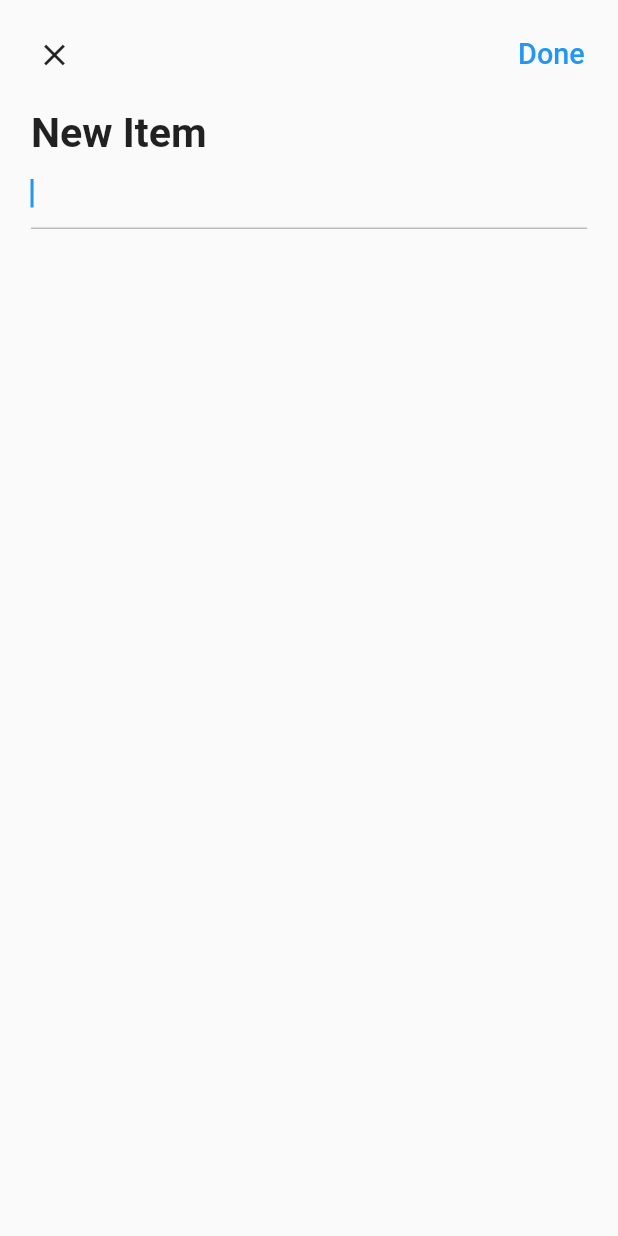
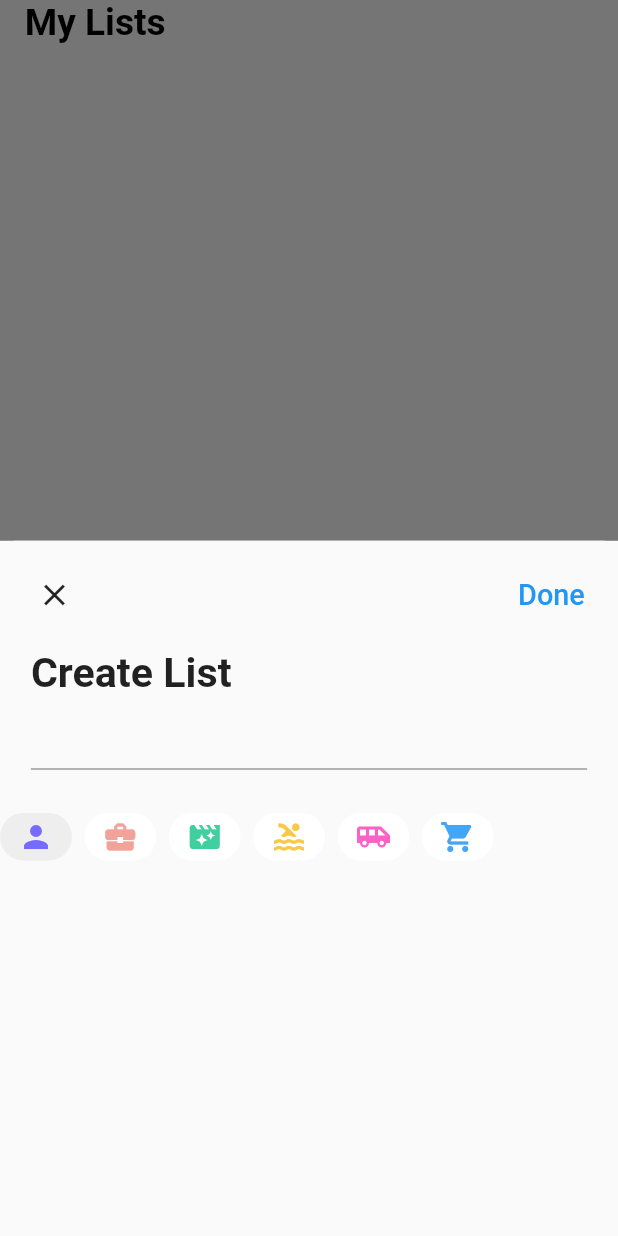
Before and after one commit to TiaanvdRiel/get_it_done_x, a Flutter app: the screen it shows after launch, after a tap on an icon or button, on a phone screen of 412 x 824 dp. Run offline on Flutter 3.47's test engine with Material 2 defaults, Android fonts, the phone set to English and light mode, and no system bars; our stand-ins replace dotted_border, equatable, flutter_easyloading, get, get_storage, step_progress_indicator.

Commit message:
Non working create new list

```diff
--- a/lib/app/modules/home/view.dart
+++ b/lib/app/modules/home/view.dart
@@ -2,11 +2,9 @@ import 'package:flutter/cupertino.dart';
 import 'package:flutter/material.dart';
 import 'package:get/get.dart';
 import 'package:get_it_done_x/app/core/utils/extensions.dart';
-import 'package:get_it_done_x/app/modules/home/widgets/add_card.dart';
-import 'package:get_it_done_x/app/modules/home/widgets/add_list_item_modal.dart';
+import 'package:get_it_done_x/app/modules/home/widgets/add_list_modal.dart';
 import 'package:get_it_done_x/app/modules/home/widgets/list_card.dart';
 import '../../core/values/colors.dart';
-import '../../data/modules/task.dart';
 import 'controller.dart';
 
 class HomePage extends GetView<HomeController> {
@@ -31,7 +29,6 @@ class HomePage extends GetView<HomeController> {
                 ),
               ),
             ),
-
             Obx(
               () => ListView.builder(
                 itemCount: controller.tasks.length,
@@ -40,68 +37,49 @@ class HomePage extends GetView<HomeController> {
                 itemBuilder: (context, index) {
                   final task = controller.tasks[index];
                   return Dismissible(
-                    key: Key(task.title.toString()), // Provide a unique key for each item.
-                    onDismissed: (_) {
-                      // Handle item dismissal here, e.g., remove the item from the list.
-                      //controller.removeTask(task);
-                    },
+                    key: ObjectKey(task),
+                    direction: DismissDirection.endToStart,
+                    onDismissed: (_) => controller.deleteTask(task),
                     background: Container(
                       alignment: Alignment.centerRight,
                       color: Colors.red,
-                      child: const Icon(CupertinoIcons.trash, color: Colors.white),
+                      child: Padding(
+                        padding: EdgeInsets.only(right: 6.0.wp),
+                        child: const Icon(
+                          CupertinoIcons.trash,
+                          color: Colors.white,
+                        ),
+                      ),
                     ),
                     child: ListCard(task: task),
                   );
                 },
               ),
             ),
-
-            // TODO: Wrap with observable
-            Obx(
-              () => GridView.count(
-                crossAxisCount: 2,
-                shrinkWrap: true,
-                physics: const ClampingScrollPhysics(),
-                children: [
-                  //TODO: maybe I can change this to somehow being a swiping to delete
-                  //TODO: I DONT NEED THIS changeDeleting thing -> all it does is just change the icon
-                  ...controller.tasks.map(
-                    (element) => LongPressDraggable(
-                      data: element,
-                      //TODO: this is where you pass it the task object
-                      onDragStarted: () => controller.changeDeleting(true),
-                      onDraggableCanceled: (_, __) => controller.changeDeleting(false),
-                      onDragEnd: (_) => controller.changeDeleting(false),
-                      feedback: Opacity(
-                        opacity: 0.8,
-                        child: ListCard(task: element),
-                      ),
-                      child: ListCard(task: element),
-                    ),
-                  ),
-                  AddCard()
-                ],
-              ),
-            )
+            //AddCard()
           ],
         ),
       ),
       //TODO: Just remove this entire damn thing almost none of this is necessary
-      floatingActionButton: DragTarget<Task>(
-        builder: (_, __, ___) {
-          return Obx(
-            () => FloatingActionButton(
-              onPressed: () => Get.to(() => AddListItem(), transition: Transition.downToUp),
-              backgroundColor: controller.deleting.value ? Colors.red : yellow,
-              child: Icon(
-                controller.deleting.value ? Icons.delete : CupertinoIcons.add,
-              ),
+      floatingActionButton: FloatingActionButton(
+        onPressed: () async {
+          await Get.bottomSheet(
+            AddList(),
+            //Container(),
+            backgroundColor: Colors.white,
+            elevation: 0,
+            shape: RoundedRectangleBorder(
+              borderRadius: BorderRadius.circular(10),
             ),
           );
+          controller.editController.clear();
+          //TODO: remove this
+          controller.iconChipIndex.value = 0;
         },
-        onAccept: (Task task) {
-          controller.deleteTask(task); //TODO: this will have to be moved to a showmodal thing I think -> pass the modal the todoList  (task)
-        },
+        backgroundColor: yellow,
+        child: const Icon(
+          CupertinoIcons.add,
+        ),
       ),
     );
   }
--- a/lib/app/modules/home/widgets/add_card.dart
+++ /dev/null
@@ -1,119 +0,0 @@
-import 'package:dotted_border/dotted_border.dart';
-import 'package:flutter/cupertino.dart';
-import 'package:flutter/material.dart';
-import 'package:flutter_easyloading/flutter_easyloading.dart';
-import 'package:get/get.dart';
-import 'package:get_it_done_x/app/core/utils/extensions.dart';
-import '../../../core/values/colors.dart';
-import '../../../data/modules/task.dart';
-import '../../../widgets/icons.dart';
-import '../controller.dart';
-
-//TODO: I suppose this will need to be like a floatign action button right?
-class AddCard extends StatelessWidget {
-  AddCard({super.key});
-  final homeController = Get.find<HomeController>(); //Define homeController
-
-  @override
-  Widget build(BuildContext context) {
-    final icons = getIcons();
-    return Container(
-      margin: EdgeInsets.all(3.0.wp),
-      child: GestureDetector(
-        onTap: () async {
-          await Get.bottomSheet(
-            backgroundColor: Colors.white,
-            elevation: 0,
-            shape: RoundedRectangleBorder(
-              borderRadius: BorderRadius.circular(10),
-            ),
-            // child:
-            Form(
-              key: homeController.formKey,
-              child: Column(
-                children: [
-                  Padding(
-                    padding: EdgeInsets.symmetric(horizontal: 3.0.wp),
-                    child: TextFormField(
-                      controller: homeController.editController,
-                      decoration: const InputDecoration(
-                        border: OutlineInputBorder(),
-                        labelText: 'Title',
-                      ),
-                      validator: (value) {
-                        if (value == null || value.trim().isEmpty) {
-                          return 'Please give your list a name.';
-                        }
-                        return null;
-                      },
-                    ),
-                  ),
-                  //TODO: remove all this icon nonsense
-                  Padding(
-                    padding: EdgeInsets.symmetric(vertical: 5.0.wp),
-                    child: Wrap(
-                      spacing: 2.0.wp,
-                      children: icons
-                          .map(
-                            (elem) => Obx(() {
-                              final index = icons.indexOf(elem);
-                              return ChoiceChip(
-                                backgroundColor: Colors.white,
-                                selectedColor: Colors.grey.shade200,
-                                pressElevation: 0,
-                                label: elem,
-                                selected: homeController.iconChipIndex.value == index,
-                                onSelected: (bool selected) {
-                                  homeController.iconChipIndex.value = selected ? index : 0;
-                                },
-                              );
-                            }),
-                          )
-                          .toList(),
-                    ),
-                  ),
-                  const Spacer(),
-                  Padding(
-                    padding: EdgeInsets.symmetric(vertical: 10.0.wp),
-                    child: CupertinoButton.filled(
-                      onPressed: () {
-                        if (homeController.formKey.currentState!.validate()) {
-                          int icon = icons[homeController.iconChipIndex.value].icon!.codePoint;
-                          String color = icons[homeController.iconChipIndex.value].color!.toHex();
-                          //TODO: Need to remove icon and color here
-                          var task = Task(
-                            title: homeController.editController.text,
-                            icon: icon,
-                            color: color,
-                          );
-                          Get.back();
-                          //TODO: Remove this easyLoading stuff and just use a toast
-                          homeController.addTask(task) ? EasyLoading.showSuccess("Create success") : EasyLoading.showError("Task duplicated");
-                        }
-                      },
-                      child: const Text("Create List"),
-                    ),
-                  ),
-                ],
-              ),
-            ),
-          );
-          homeController.editController.clear();
-          //TODO: remove this
-          homeController.iconChipIndex.value = 0;
-        },
-        child: DottedBorder(
-          color: Colors.grey[400]!,
-          dashPattern: const [8, 4],
-          child: Center(
-            child: Icon(
-              Icons.add,
-              size: 10.0.wp,
-              color: Colors.grey,
-            ),
-          ),
-        ),
-      ),
-    );
-  }
-}
--- /dev/null
+++ b/lib/app/modules/home/widgets/add_list_modal.dart
@@ -0,0 +1,121 @@
+import 'package:dotted_border/dotted_border.dart';
+import 'package:flutter/cupertino.dart';
+import 'package:flutter/material.dart';
+import 'package:flutter_easyloading/flutter_easyloading.dart';
+import 'package:get/get.dart';
+import 'package:get_it_done_x/app/core/utils/extensions.dart';
+import '../../../core/values/colors.dart';
+import '../../../data/modules/task.dart';
+import '../../../widgets/icons.dart';
+import '../controller.dart';
+
+//TODO: I suppose this will need to be like a floatign action button right?
+class AddList extends StatelessWidget {
+  AddList({super.key});
+
+  final homeController = Get.find<HomeController>(); //Define homeController
+
+  @override
+  Widget build(BuildContext context) {
+    final icons = getIcons();
+    return Scaffold(
+      //key: homeController.formKey,
+      body: ListView(
+        children: [
+          Padding(
+            padding: EdgeInsets.all(3.0.wp),
+            child: Row(
+              mainAxisAlignment: MainAxisAlignment.spaceBetween,
+              children: [
+                IconButton(
+                  onPressed: () {
+                    Get.back();
+                  },
+                  icon: const Icon(Icons.close),
+                ),
+                TextButton(
+                  onPressed: () {
+                    if (homeController.formKey.currentState!.validate()) {
+                      if (homeController.task.value == null) {
+                        EasyLoading.showError("Please select task type.");
+                      } else {
+                        var success = homeController.addTodo(homeController.editController.text);
+                        if (success) {
+                          EasyLoading.showSuccess("Add Todo item success");
+                        } else {
+                          EasyLoading.showError("Todo item is already exist.");
+                        }
+                      }
+                      homeController.editController.clear();
+                      Get.back();
+                    }
+                  },
+                  style: const ButtonStyle(
+                    overlayColor: MaterialStatePropertyAll(Colors.transparent),
+                  ),
+                  child: Text(
+                    "Done",
+                    style: TextStyle(fontSize: 14.0.sp),
+                  ),
+                )
+              ],
+            ),
+          ),
+          Padding(
+            padding: EdgeInsets.symmetric(horizontal: 5.0.wp),
+            child: Text(
+              "Create List",
+              style: TextStyle(
+                fontSize: 20.0.sp,
+                fontWeight: FontWeight.bold,
+              ),
+            ),
+          ),
+          Padding(
+            padding: EdgeInsets.symmetric(horizontal: 5.0.wp),
+            child: TextFormField(
+              controller: homeController.editController,
+              decoration: InputDecoration(
+                focusedBorder: UnderlineInputBorder(
+                  borderSide: BorderSide(
+                    color: Colors.grey[400]!,
+                  ),
+                ),
+              ),
+              validator: (value) {
+                if (value == null || value.trim().isEmpty) {
+                  return 'Please give your list a name.';
+                }
+                return null;
+              },
+            ),
+          ),
+          //TODO: remove all this icon nonsense
+          Padding(
+            padding: EdgeInsets.symmetric(vertical: 5.0.wp),
+            child: Wrap(
+              spacing: 2.0.wp,
+              children: icons
+                  .map(
+                    (elem) => Obx(() {
+                      final index = icons.indexOf(elem);
+                      return ChoiceChip(
+                        backgroundColor: Colors.white,
+                        selectedColor: Colors.grey.shade200,
+                        pressElevation: 0,
+                        label: elem,
+                        selected: homeController.iconChipIndex.value == index,
+                        onSelected: (bool selected) {
+                          homeController.iconChipIndex.value = selected ? index : 0;
+                        },
+                      );
+                    }),
+                  )
+                  .toList(),
+            ),
+          ),
+        ],
+      ),
+    );
+  }
+}
--- a/lib/app/modules/list_details/view.dart
+++ b/lib/app/modules/list_details/view.dart
@@ -7,7 +7,7 @@ import 'package:step_progress_indicator/step_progress_indicator.dart';
 import '../../core/utils/extensions.dart';
 import '../../core/values/colors.dart';
 import '../home/controller.dart';
-import '../home/widgets/add_list_item_modal.dart';
+import 'widgets/add_list_item_modal.dart';
 
 class DetailPage extends StatelessWidget {
   DetailPage({super.key});
--- a/lib/app/modules/home/widgets/add_list_item_modal.dart
+++ b/lib/app/modules/list_details/widgets/add_list_item_modal.dart
@@ -2,7 +2,7 @@ import 'package:flutter/material.dart';
 import 'package:flutter_easyloading/flutter_easyloading.dart';
 import 'package:get/get.dart';
 import 'package:get_it_done_x/app/core/utils/extensions.dart';
-import '../controller.dart';
+import '../../home/controller.dart';
 
 class AddListItem extends StatelessWidget {
   AddListItem({super.key});
```
Also changed, not shown: lib/app/modules/home/controller.dart (+7 -5 lines), lib/app/core/utils/keys.dart (line endings or trailing spaces).
